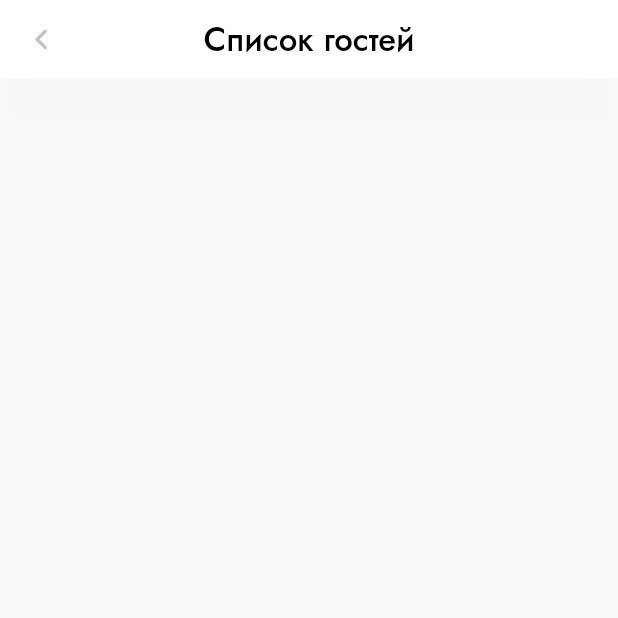
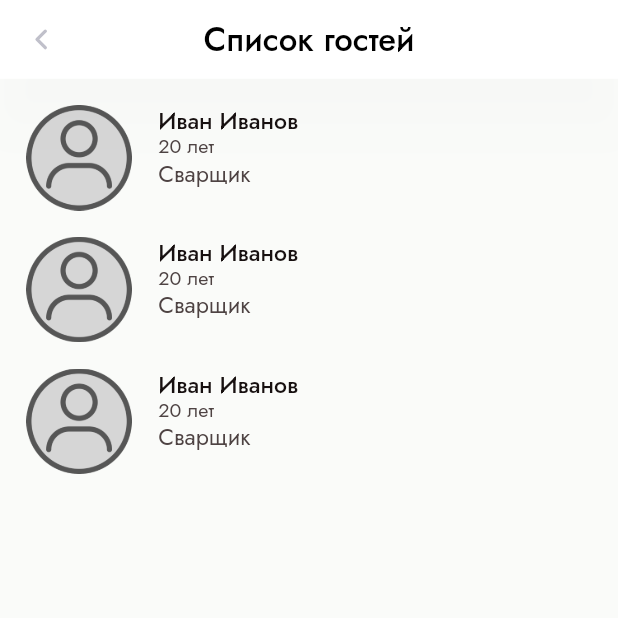
Before and after one commit to barbarisss/birthday_app, a Flutter app: the GuestsScreenWidget screen opened by its route, on a phone screen of 412 x 824 dp, the top half of it. Run offline on Flutter 3.47's test engine with Material 2 defaults, Android fonts, the light colour scheme and no system bars; our stand-ins replace auto_route, bloc, carousel_slider, flutter_screenutil, flutter_svg, freezed_annotation and 1 more; missing offline and left inert: yandex_mapkit; accounts and stored records are empty; statements that could not run were skipped.

Commit message:
feature: added guest list

```diff
--- a/lib/presentation/screens/guests/guests_screen.dart
+++ b/lib/presentation/screens/guests/guests_screen.dart
@@ -1,4 +1,9 @@
 import 'package:auto_route/auto_route.dart';
+import 'package:birthday_app/core/utils/constants.dart';
+import 'package:birthday_app/core/utils/images.dart';
+import 'package:birthday_app/core/utils/strings.dart';
+import 'package:birthday_app/data/models/guest/guest_model.dart';
+import 'package:birthday_app/presentation/screens/guests/widgets/guest_list.dart';
 import 'package:birthday_app/presentation/shared_widgets/main_app_bar.dart';
 import 'package:flutter/material.dart';
 
@@ -8,8 +13,48 @@ class GuestsScreenWidget extends StatelessWidget {
 
   @override
   Widget build(BuildContext context) {
+    final List<GuestModel> guests = [
+      GuestModel(
+        avatar: AppImages.avatar,
+        name: 'Иван',
+        surname: 'Иванов',
+        birthDate: DateTime.now(),
+        phoneNumber: '+7 999 999 99 99',
+        profession: 'Сварщик',
+      ),
+      GuestModel(
+        avatar: AppImages.avatar,
+        name: 'Иван',
+        surname: 'Иванов',
+        birthDate: DateTime.now(),
+        phoneNumber: '+7 999 999 99 99',
+        profession: 'Сварщик',
+      ),
+      GuestModel(
+        avatar: AppImages.avatar,
+        name: 'Иван',
+        surname: 'Иванов',
+        birthDate: DateTime.now(),
+        phoneNumber: '+7 999 999 99 99',
+        profession: 'Сварщик',
+      ),
+    ];
+
     return Scaffold(
-      appBar: MainAppBarWidget(title: 'Список гостей'),
+      appBar: MainAppBarWidget(title: AppStrings.guests),
+      body: Padding(
+        padding: EdgeInsets.symmetric(
+          horizontal: AppConstants.mainPaddingWidth,
+        ),
+        child: Column(
+          children: [
+            SizedBox(height: AppConstants.mainPaddingHeight),
+            Expanded(
+              child: GuestListWidget(guests: guests),
+            )
+          ],
+        ),
+      ),
     );
   }
 }
--- /dev/null
+++ b/lib/presentation/screens/guests/widgets/guest_list.dart
@@ -0,0 +1,89 @@
+import 'package:birthday_app/core/utils/colors.dart';
+import 'package:birthday_app/core/utils/constants.dart';
+import 'package:birthday_app/data/models/guest/guest_model.dart';
+import 'package:flutter/material.dart';
+import 'package:flutter_screenutil/flutter_screenutil.dart';
+
+class GuestListWidget extends StatelessWidget {
+  const GuestListWidget({
+    required this.guests,
+    super.key,
+  });
+
+  final List<GuestModel> guests;
+
+  @override
+  Widget build(BuildContext context) {
+    return ListView.builder(
+      itemBuilder: (context, index) {
+        return Column(
+          children: [
+            _GuestWidget(
+              guest: guests[index],
+            ),
+            SizedBox(height: AppConstants.mainPaddingHeight),
+          ],
+        );
+      },
+      itemCount: guests.length,
+      physics: AlwaysScrollableScrollPhysics(),
+    );
+  }
+}
+
+class _GuestWidget extends StatelessWidget {
+  const _GuestWidget({
+    required this.guest,
+    super.key,
+  });
+
+  final GuestModel guest;
+
+  @override
+  Widget build(BuildContext context) {
+    TextTheme textTheme = Theme.of(context).textTheme;
+
+    const MainAxisAlignment mainAxisAlignment = MainAxisAlignment.start;
+    const CrossAxisAlignment crossAxisAlignment = CrossAxisAlignment.start;
+
+    return Row(
+      mainAxisAlignment: mainAxisAlignment,
+      crossAxisAlignment: crossAxisAlignment,
+      children: [
+        Image.asset(
+          guest.avatar,
+          height: 64.w,
+        ),
+        SizedBox(width: AppConstants.mainPaddingWidth),
+        Column(
+          mainAxisAlignment: mainAxisAlignment,
+          crossAxisAlignment: crossAxisAlignment,
+          children: [
+            Text(
+              '${guest.name} ${guest.surname}',
+              style: textTheme.bodyMedium?.copyWith(
+                color: AppColors.black,
+                fontWeight: FontWeight.w500,
+              ),
+            ),
+            Text(
+              '20 лет',
+              style: textTheme.bodySmall?.copyWith(
+                height: 1,
+              ),
+            ),
+            Text(
+              guest.profession,
+              style: textTheme.bodyMedium,
+            ),
+          ],
+        )
+      ],
+    );
+  }
+
+  String calculateAge(DateTime birthDate) {
+    //Todo: body of the func
+    return '';
+  }
+}
```
Also changed, not shown: assets/icons/plus.svg (added).
